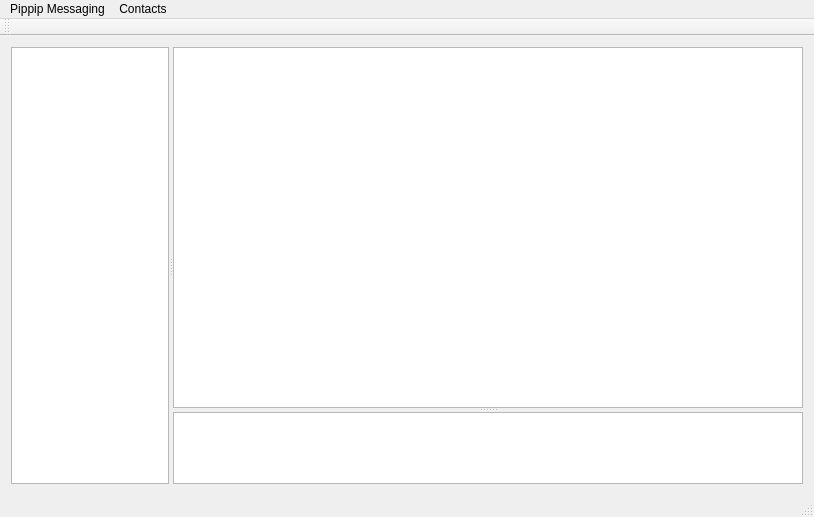
The window that mainwindow.ui (MohamedElfeky/PippipMessaging-qt) describes before a commit, drawn with Qt 5.
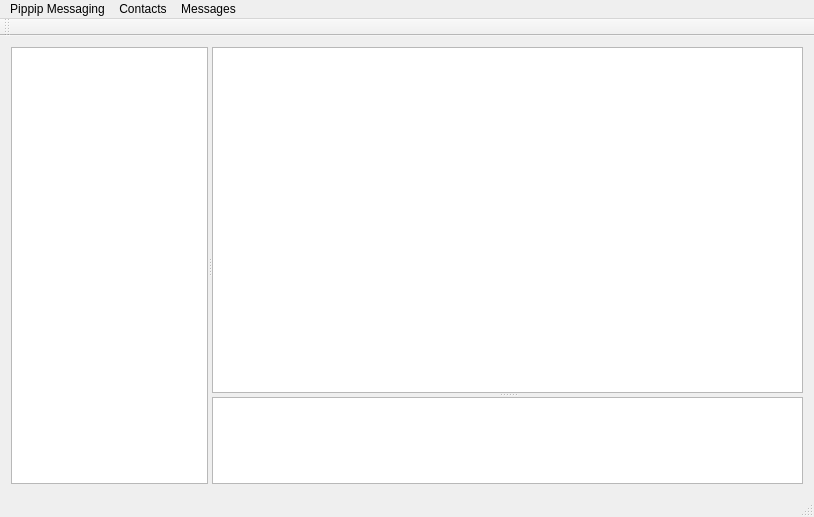
The same window after the commit. Icons and pictures are not drawn.

What changed in the file:
```diff
--- a/mainwindow.ui
+++ b/mainwindow.ui
@@ -25,8 +25,14 @@
   </property>
   <widget class="QWidget" name="centralWidget">
    <layout class="QGridLayout" name="gridLayout">
-    <item row="0" column="0">
+    <item row="0" column="1">
      <widget class="QSplitter" name="hsplitter">
+      <property name="sizePolicy">
+       <sizepolicy hsizetype="Expanding" vsizetype="Preferred">
+        <horstretch>0</horstretch>
+        <verstretch>0</verstretch>
+       </sizepolicy>
+      </property>
       <property name="orientation">
        <enum>Qt::Horizontal</enum>
       </property>
@@ -41,20 +47,34 @@
       <widget class="QSplitter" name="vsplitter">
        <property name="sizePolicy">
         <sizepolicy hsizetype="Expanding" vsizetype="Expanding">
-         <horstretch>4</horstretch>
+         <horstretch>3</horstretch>
          <verstretch>0</verstretch>
         </sizepolicy>
        </property>
        <property name="orientation">
         <enum>Qt::Vertical</enum>
        </property>
-       <widget class="QListView" name="messagesView">
+       <widget class="QTableWidget" name="messagesTable">
         <property name="sizePolicy">
          <sizepolicy hsizetype="Expanding" vsizetype="Expanding">
           <horstretch>0</horstretch>
-          <verstretch>5</verstretch>
+          <verstretch>4</verstretch>
          </sizepolicy>
         </property>
+        <property name="showGrid">
+         <bool>false</bool>
+        </property>
+        <property name="columnCount">
+         <number>2</number>
+        </property>
+        <attribute name="horizontalHeaderVisible">
+         <bool>false</bool>
+        </attribute>
+        <attribute name="verticalHeaderVisible">
+         <bool>false</bool>
+        </attribute>
+        <column/>
+        <column/>
        </widget>
        <widget class="QTextEdit" name="messageEdit">
         <property name="sizePolicy">
@@ -101,8 +121,15 @@
     <addaction name="NicknamesAction"/>
     <addaction name="ContactsAction"/>
    </widget>
+   <widget class="QMenu" name="menuMessages">
+    <property name="title">
+     <string>Messages</string>
+    </property>
+    <addaction name="NewMessageAction"/>
+   </widget>
    <addaction name="menuPippip"/>
    <addaction name="menuContacts"/>
+   <addaction name="menuMessages"/>
   </widget>
   <widget class="QToolBar" name="mainToolBar">
    <attribute name="toolBarArea">
```
Left out of the diff: 19 changed lines with no effect on the pictures.
